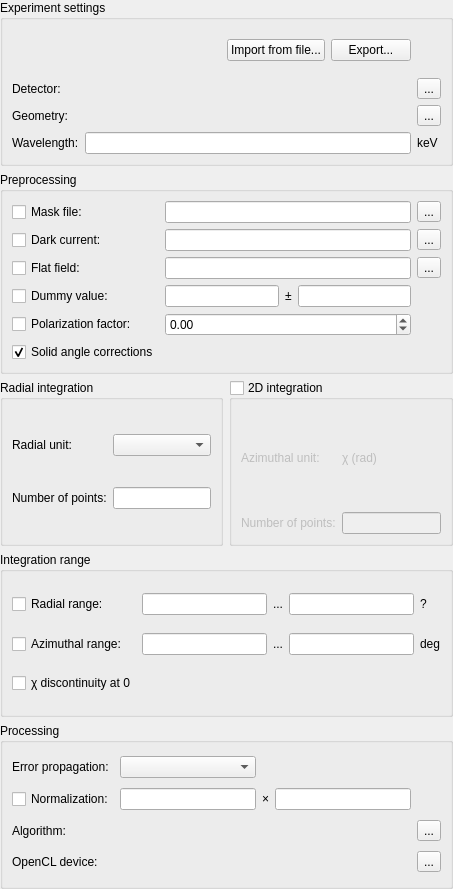
The window that src/pyFAI/resources/gui/worker-configurator.ui (silx-kit/pyFAI) describes before a commit, drawn with Qt 5.
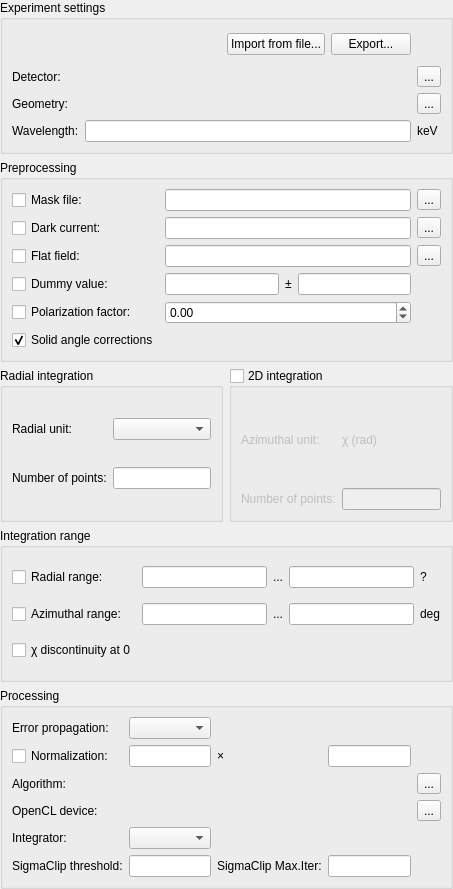
The same window after the commit. Custom widgets are drawn as their Qt base class.

The edit to the form file:
```diff
--- a/src/pyFAI/resources/gui/worker-configurator.ui
+++ b/src/pyFAI/resources/gui/worker-configurator.ui
@@ -596,6 +596,45 @@
         </property>
        </widget>
       </item>
+      <item row="4" column="0">
+       <widget class="QLabel" name="label_40">
+        <property name="text">
+         <string>Integrator:</string>
+        </property>
+       </widget>
+      </item>
+      <item row="4" column="1">
+        <widget class="QComboBox" name="integrator_name">
+        </widget>
+      </item>
+      <item row="5" column="0">
+       <widget class="QLabel" name="label_50">
+        <property name="text">
+         <string>SigmaClip threshold:</string>
+        </property>
+       </widget>
+      </item>
+      <item row="5" column="1">
+       <widget class="QLineEdit" name="sigmaclip_threshold">
+        <property name="toolTip">
+         <string>SigmaClip threshold</string>
+        </property>
+       </widget>
+      </item>
+      <item row="5" column="2">
+       <widget class="QLabel" name="label_52">
+        <property name="text">
+         <string>SigmaClip Max.Iter:</string>
+        </property>
+       </widget>
+      </item>
+      <item row="5" column="3">
+       <widget class="QLineEdit" name="sigmaclip_maxiter">
+        <property name="toolTip">
+         <string>SigmaClip max iter</string>
+        </property>
+       </widget>
+      </item>
      </layout>
     </widget>
    </item>
```
